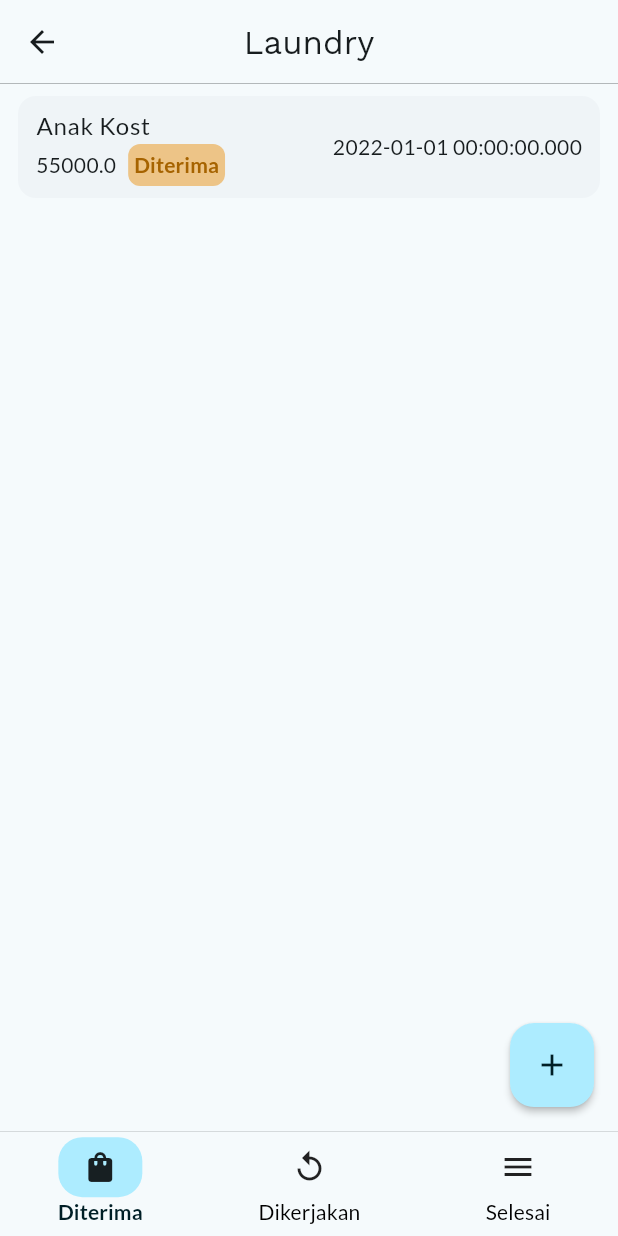
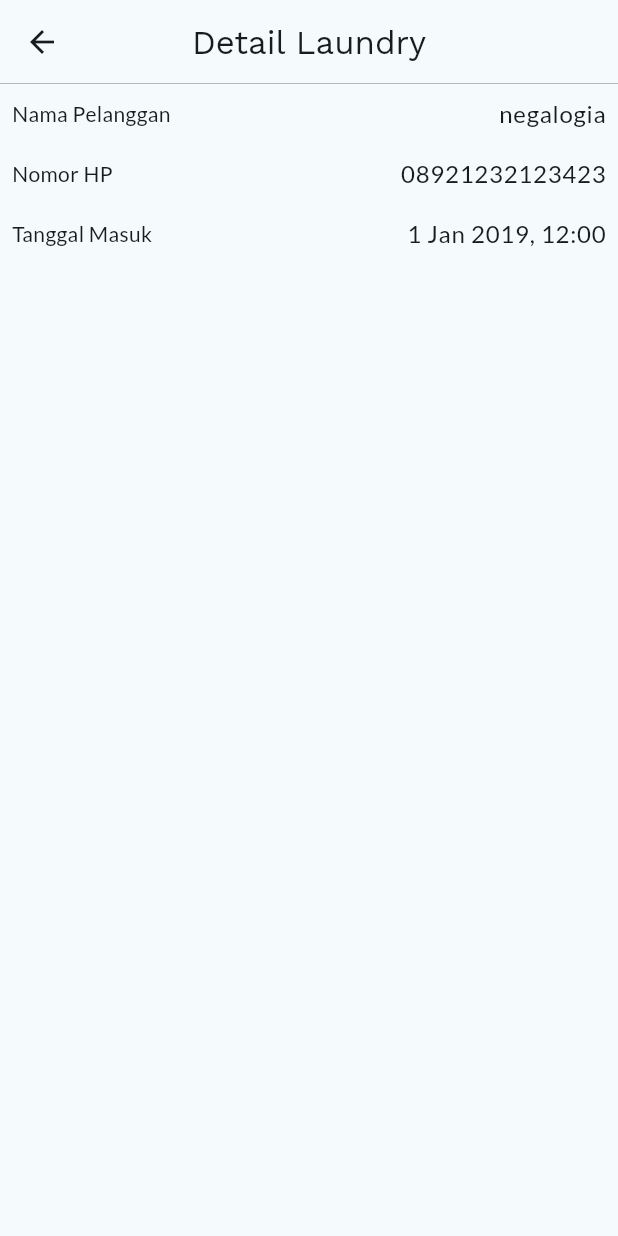
Before and after one commit to fauzidan/sigma_laundry, a Flutter app: the screen it shows after launch, on a phone screen of 412 x 824 dp. Run offline on Flutter 3.47's test engine with Material 3 defaults, Android fonts, the phone set to English and light mode, and no system bars; our stand-ins replace flutter_svg, google_fonts.

Commit message:
fixing order tile & adding laundry details

```diff
--- a/lib/config/enums/laundry_status.dart
+++ b/lib/config/enums/laundry_status.dart
@@ -3,7 +3,7 @@ import 'package:flutter/material.dart';
 enum LaundryStatus {
   received("Diterima", Colors.orange),
   doing("Dikerjakan", Colors.yellow),
-  completed("Selesai", Colors.green),
+  completed("Selesai", Colors.lightGreen),
   retrieved("Sudah diambil", Colors.grey);
 
   final String name;
--- /dev/null
+++ b/lib/config/extension/date_extension.dart
@@ -0,0 +1,11 @@
+import 'package:intl/intl.dart';
+
+extension LocaleID on DateTime{
+  String toStringID(String format) {
+    return DateFormat(format).format(this);
+  }
+
+  String toDateAndTimeID(){
+    return DateFormat('D MMM yyyy, hh:mm').format(this);
+  }
+}
--- /dev/null
+++ b/lib/config/extension/int_extension.dart
@@ -0,0 +1,11 @@
+import 'package:intl/intl.dart';
+
+extension IntCurrencyExtension on int {
+  String toIDRCurrencyFormat() {
+    return NumberFormat.currency(
+      locale: 'id_ID',
+      symbol: 'Rp. ',
+      decimalDigits: 0 ,
+    ).format(this);
+  }
+}
--- a/lib/core/domain/entity/order.dart
+++ b/lib/core/domain/entity/order.dart
@@ -9,7 +9,7 @@ class Order {
   final DateTime laundryReceivedDate;
   final DateTime? laundryCompleteDate;
   final DateTime? laundryRetrieveDate;
-  final double totalPrice;
+  final int totalPrice;
   final LaundryStatus laundryStatus;
   final List<Laundry> laundries;
 
--- a/lib/core/presentation/common_widgets/order_tile.dart
+++ b/lib/core/presentation/common_widgets/order_tile.dart
@@ -1,5 +1,7 @@
 import 'package:flutter/material.dart';
+import 'package:intl/intl.dart';
 import 'package:sigma_laundry/config/extension/color_extension.dart';
+import 'package:sigma_laundry/config/extension/int_extension.dart';
 import 'package:sigma_laundry/config/extension/theme_extension.dart';
 import 'package:sigma_laundry/core/domain/entity/order.dart';
 import 'package:sigma_laundry/core/presentation/misc/spaces.dart';
@@ -15,6 +17,7 @@ class OrderTile extends StatelessWidget {
   @override
   Widget build(BuildContext context) {
     return Card(
+      color: context.colorScheme.surfaceContainerHigh,
       elevation: 0,
       child: Padding(
         padding: const EdgeInsets.symmetric(
@@ -32,12 +35,12 @@ class OrderTile extends StatelessWidget {
                 ),
                 Row(
                   children: [
-                    Text(order.totalPrice.toString()),
+                    Text(order.totalPrice.toIDRCurrencyFormat()),
                     horizontalSpace(8),
                     Container(
                       padding: const EdgeInsets.all(4),
                       decoration: BoxDecoration(
-                        color: order.laundryStatus.color.lighten(60),
+                        color: order.laundryStatus.color.lighten(50),
                         borderRadius: const BorderRadius.all(
                           Radius.circular(8),
                         ),
@@ -45,7 +48,7 @@ class OrderTile extends StatelessWidget {
                       child: Text(
                         order.laundryStatus.name,
                         style: context.textTheme.labelLarge!.copyWith(
-                          color: order.laundryStatus.color.darken(35),
+                          color: order.laundryStatus.color.darken(30),
                           fontWeight: FontWeight.bold,
                         ),
                       ),
@@ -55,7 +58,16 @@ class OrderTile extends StatelessWidget {
               ],
             ),
             const Spacer(),
-            Text(order.laundryReceivedDate.toString())
+            Column(
+              children: [
+                Text(
+                  DateFormat('hh:mm').format(order.laundryReceivedDate),
+                ),
+                Text(
+                  DateFormat('D MMM').format(order.laundryReceivedDate),
+                ),
+              ],
+            )
           ],
         ),
       ),
--- /dev/null
+++ b/lib/core/presentation/pages/laundry_details_page/laundry_details_page.dart
@@ -0,0 +1,61 @@
+import 'package:flutter/material.dart';
+import 'package:sigma_laundry/config/enums/laundry_category.dart';
+import 'package:sigma_laundry/config/enums/laundry_status.dart';
+import 'package:sigma_laundry/config/extension/date_extension.dart';
+import 'package:sigma_laundry/core/domain/entity/laundry.dart';
+import 'package:sigma_laundry/core/domain/entity/order.dart';
+import 'package:sigma_laundry/core/presentation/common_widgets/main_app_bar.dart';
+import 'package:sigma_laundry/core/presentation/pages/laundry_details_page/widgets/details_tile.dart';
+
+final order = Order(
+  orderId: '555555',
+  customerName: 'negalogia',
+  customerPhoneNumber: '08921232123423',
+  laundryReceivedDate: DateTime(2019),
+  totalPrice: 34000,
+  laundryStatus: LaundryStatus.completed,
+  laundries: [
+    Laundry(
+      laundryId: '123123',
+      laundryCategory: LaundryCategory.clothes,
+      isIroning: true,
+      weight: 5.0,
+      price: 34000,
+    ),
+  ],
+);
+
+class LaundryDetailsPage extends StatelessWidget {
+  const LaundryDetailsPage({
+    super.key,
+    // required this.order,
+  });
+
+  // final Order order;
+
+  @override
+  Widget build(BuildContext context) {
+    return Scaffold(
+      appBar: const MainAppBar(
+        appBarTitle: Text('Detail Laundry'),
+        isHomePage: false,
+      ),
+      body: ListView(
+        children: [
+          DetailsTile(
+            title: 'Nama Pelanggan',
+            data: order.customerName,
+          ),
+          DetailsTile(
+            title: 'Nomor HP',
+            data: order.customerPhoneNumber,
+          ),
+          DetailsTile(
+            title: 'Tanggal Masuk',
+            data: order.laundryReceivedDate.toDateAndTimeID(),
+          ),
+        ],
+      ),
+    );
+  }
+}
--- /dev/null
+++ b/lib/core/presentation/pages/laundry_details_page/widgets/details_tile.dart
@@ -0,0 +1,27 @@
+import 'package:flutter/material.dart';
+import 'package:sigma_laundry/config/extension/theme_extension.dart';
+
+class DetailsTile extends StatelessWidget {
+  const DetailsTile({
+    super.key,
+    required this.title,
+    required this.data,
+  });
+
+  final String title;
+  final String data;
+
+  @override
+  Widget build(BuildContext context) {
+    return Padding(
+      padding: const EdgeInsets.all(8),
+      child: Row(
+        mainAxisAlignment: MainAxisAlignment.spaceBetween,
+        children: [
+          Text(title),
+          Text(data, style: context.textTheme.bodyLarge,),
+        ],
+      ),
+    );
+  }
+}
--- a/lib/main.dart
+++ b/lib/main.dart
@@ -1,8 +1,7 @@
 import 'package:flutter/material.dart';
 import 'package:sigma_laundry/config/app/theme.dart';
 import 'package:sigma_laundry/config/app/util.dart';
-import 'package:sigma_laundry/core/presentation/pages/home_page/home_page.dart';
-import 'package:sigma_laundry/core/presentation/pages/laundry_page/laundry_page.dart';
+import 'package:sigma_laundry/core/presentation/pages/laundry_details_page/laundry_details_page.dart';
 
 void main() {
   runApp(const MyApp());
@@ -21,7 +20,7 @@ class MyApp extends StatelessWidget {
     return MaterialApp(
       title: 'Sigma Laundry Flutter',
       theme: brightness == Brightness.light ? theme.light() : theme.dark(),
-      home: const LaundryPage(),
+      home: const LaundryDetailsPage(),
     );
   }
 }
--- a/pubspec.yaml
+++ b/pubspec.yaml
@@ -37,6 +37,7 @@ dependencies:
   cupertino_icons: ^1.0.8
   google_fonts: ^6.2.1
   flutter_svg: ^2.0.10+1
+  intl: ^0.19.0
 
 dev_dependencies:
   flutter_test:
```
Also changed, not shown: pubspec.lock.
